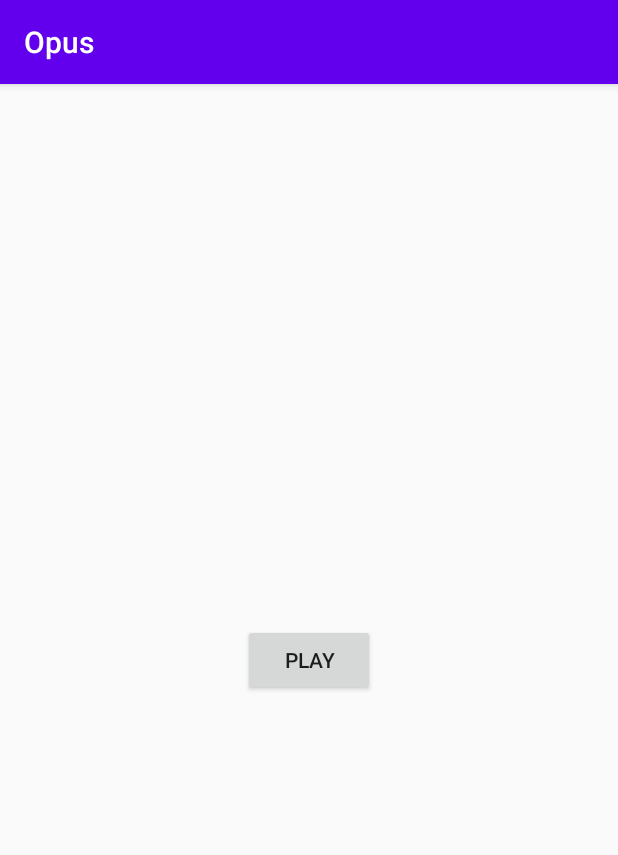
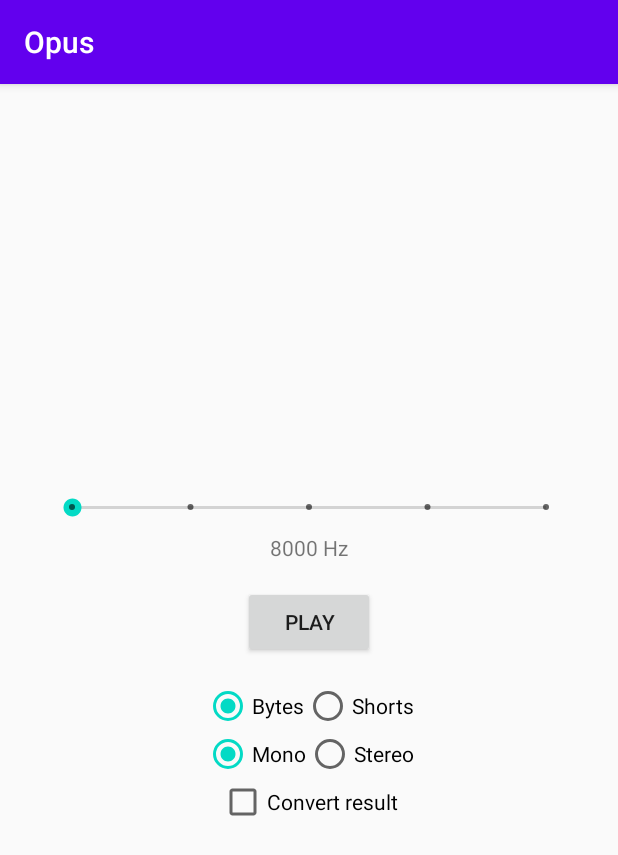
Before and after one commit to theeasiestway/android-opus-codec, an Android app: the screen it shows after launch (MainActivity), on a phone screen of 412 x 824 dp. Shown: the top 855 px of the screen. Run offline under Robolectric (Android 15) with nearby library versions, the phone set to English and light mode, and no system bars; 1 statement that could not run was skipped.

Commit message:
Added GUI for changing the codec params. Refactored code of the MainActivity.

```diff
--- a/app/src/main/AndroidManifest.xml
+++ b/app/src/main/AndroidManifest.xml
@@ -13,7 +13,10 @@
         android:roundIcon="@mipmap/ic_launcher_round"
         android:supportsRtl="true"
         android:theme="@style/AppTheme">
-        <activity android:name="com.theeasiestway.opusapp.MainActivity">
+        <activity
+            android:name="com.theeasiestway.opusapp.MainActivity"
+            android:configChanges="orientation|screenSize">
+
             <intent-filter>
                 <action android:name="android.intent.action.MAIN" />
 
--- a/app/src/main/java/com/theeasiestway/opusapp/MainActivity.kt
+++ b/app/src/main/java/com/theeasiestway/opusapp/MainActivity.kt
@@ -5,8 +5,7 @@ import android.os.Build
 import android.os.Bundle
 import android.util.Log
 import android.view.View
-import android.widget.Button
-import android.widget.Toast
+import android.widget.*
 import androidx.appcompat.app.AppCompatActivity
 import com.theeasiestway.opus.Constants
 import com.theeasiestway.opus.Opus
@@ -23,41 +22,96 @@ class MainActivity : AppCompatActivity() {
     private val readPermission = android.Manifest.permission.READ_EXTERNAL_STORAGE
     private val writePermission = android.Manifest.permission.WRITE_EXTERNAL_STORAGE
 
+    private lateinit var vSampleRateSeek: SeekBar
+    private lateinit var vSampleRate: TextView
     private lateinit var vPlay: Button
     private lateinit var vStop: Button
+    private lateinit var vBytes: RadioButton
+    private lateinit var vShorts: RadioButton
+    private lateinit var vMono: RadioButton
+    private lateinit var vStereo: RadioButton
+    private lateinit var vConvert: CheckBox
 
     private val codec = Opus()
-    private val SAMPLE_RATE = Constants.SampleRate._8000()
-    private val CHANNELS = Constants.Channels.stereo()
-    /** "CHUNK_SIZE = FRAME_SIZE.v * CHANNELS.v * 2" it's formula from opus.h "frame_size*channels*sizeof(opus_int16)" */
-    private val CHUNK_SIZE = Constants.FrameSize._160().v * CHANNELS.v * 2
-    private val FRAME_SIZE_SHORT = Constants.FrameSize._320() // samples per channel
-    private val FRAME_SIZE_BYTE = Constants.FrameSize._160()  // samples per channel
-    private val APPLICATION = Constants.Application.voip()
+    private val APPLICATION = Constants.Application.audio()
+    private var CHUNK_SIZE = 0
+    private lateinit var SAMPLE_RATE: Constants.SampleRate
+    private lateinit var CHANNELS: Constants.Channels
+    private lateinit var DEF_FRAME_SIZE: Constants.FrameSize
+    private lateinit var FRAME_SIZE_SHORT: Constants.FrameSize
+    private lateinit var FRAME_SIZE_BYTE: Constants.FrameSize
 
     private var runLoop = false
-    private var runWithShorts = true
-    private var needToConvert = true
+    private var needToConvert = false
 
     override fun onCreate(savedInstanceState: Bundle?) {
         super.onCreate(savedInstanceState)
         setContentView(R.layout.activity_main)
 
+        vSampleRateSeek = findViewById(R.id.vSampleRateSeek)
+        vSampleRate = findViewById(R.id.vSampleRate)
+
         vPlay = findViewById(R.id.vPlay)
         vStop = findViewById(R.id.vStop)
+
+        vBytes = findViewById(R.id.vHandleBytes)
+        vShorts = findViewById(R.id.vHandleShorts)
+        vMono = findViewById(R.id.vMono)
+        vStereo = findViewById(R.id.vStereo)
+        vConvert = findViewById(R.id.vConvert)
+
+        vSampleRateSeek.setOnSeekBarChangeListener(object: SeekBar.OnSeekBarChangeListener {
+            override fun onProgressChanged(seekBar: SeekBar?, progress: Int, fromUser: Boolean) {
+                SAMPLE_RATE = getSampleRate(progress)
+                val lableText = "${SAMPLE_RATE.v} Hz"
+                vSampleRate.text = lableText
+            }
+            override fun onStartTrackingTouch(seekBar: SeekBar?) {}
+            override fun onStopTrackingTouch(seekBar: SeekBar?) {}
+        })
+        vSampleRateSeek.progress = 0
 
         vPlay.setOnClickListener {
             vPlay.visibility = View.GONE
             vStop.visibility = View.VISIBLE
-
-            codec.encoderInit(SAMPLE_RATE, CHANNELS, APPLICATION)
-            codec.decoderInit(SAMPLE_RATE, CHANNELS)
-
             requestPermissions()
         }
 
         vStop.setOnClickListener {
             stopRecording()
+        }
+
+        vConvert.setOnCheckedChangeListener { _, isChecked -> needToConvert = isChecked }
+    }
+
+    private fun recalculateCodecValues() {
+        DEF_FRAME_SIZE = getDefaultFrameSize(SAMPLE_RATE.v)
+        CHANNELS = if (vMono.isChecked) Constants.Channels.mono() else Constants.Channels.stereo()
+        /** "CHUNK_SIZE = DEF_FRAME_SIZE.v * CHANNELS.v * 2" it's formula from opus.h "frame_size*channels*sizeof(opus_int16)" */
+        CHUNK_SIZE = DEF_FRAME_SIZE.v * CHANNELS.v * 2                                              // bytes or shorts in a frame
+        FRAME_SIZE_SHORT = Constants.FrameSize.fromValue(CHUNK_SIZE / CHANNELS.v)            // samples per channel
+        FRAME_SIZE_BYTE = Constants.FrameSize.fromValue(CHUNK_SIZE / 2 / CHANNELS.v)         // samples per channel
+    }
+
+    private fun getSampleRate(v: Int): Constants.SampleRate {
+        return when(v) {
+            0 -> Constants.SampleRate._8000()
+            1 -> Constants.SampleRate._12000()
+            2 -> Constants.SampleRate._16000()
+            3 -> Constants.SampleRate._24000()
+            4 -> Constants.SampleRate._48000()
+            else -> throw IllegalArgumentException()
+        }
+    }
+
+    private fun getDefaultFrameSize(v: Int): Constants.FrameSize {
+        return when (v) {
+            8000 -> Constants.FrameSize._160()
+            12000 -> Constants.FrameSize._240()
+            16000 -> Constants.FrameSize._160()
+            24000 -> Constants.FrameSize._240()
+            48000 -> Constants.FrameSize._120()
+            else -> throw IllegalArgumentException()
         }
     }
 
@@ -67,16 +121,34 @@ class MainActivity : AppCompatActivity() {
         stopLoop()
         ControllerAudio.stopRecord()
         ControllerAudio.stopTrack()
+        vSampleRateSeek.isEnabled = true
+        vBytes.isEnabled = true
+        vShorts.isEnabled = true
+        vMono.isEnabled = true
+        vStereo.isEnabled = true
     }
 
     private fun startLoop() {
         stopLoop()
-        runLoop = true
+
+        vSampleRateSeek.isEnabled = false
+        vBytes.isEnabled = false
+        vShorts.isEnabled = false
+        vMono.isEnabled = false
+        vStereo.isEnabled = false
+
+        val handleShorts = vShorts.isChecked
+        recalculateCodecValues()
+
+        codec.encoderInit(SAMPLE_RATE, CHANNELS, APPLICATION)
+        codec.decoderInit(SAMPLE_RATE, CHANNELS)
+
         ControllerAudio.initRecorder(SAMPLE_RATE.v, CHUNK_SIZE, CHANNELS.v == 1)
         ControllerAudio.initTrack(SAMPLE_RATE.v, CHANNELS.v == 1)
         ControllerAudio.startRecord()
+        runLoop = true
         Thread {
-            while (runLoop) { if (runWithShorts) processShorts() else processBytes() }
+            while (runLoop) { if (handleShorts) handleShorts() else handleBytes() }
             if (!runLoop) {
                 codec.encoderRelease()
                 codec.decoderRelease()
@@ -88,10 +160,10 @@ class MainActivity : AppCompatActivity() {
         runLoop = false
     }
 
-    private fun processShorts() {
+    private fun handleShorts() {
         val frame = ControllerAudio.getFrameShort() ?: return
         val encoded = codec.encode(frame, FRAME_SIZE_SHORT) ?: return
-        Log.d(TAG, "encoded: ${frame.size} shorts of audio into ${encoded.size} shorts")
+        Log.d(TAG, "encoded: ${frame.size} shorts of ${if (CHANNELS.v == 1) "MONO" else "STEREO"} audio into ${encoded.size} shorts")
         val decoded = codec.decode(encoded, FRAME_SIZE_SHORT) ?: return
         Log.d(TAG, "decoded: ${decoded.size} shorts")
 
@@ -103,10 +175,10 @@ class MainActivity : AppCompatActivity() {
         Log.d(TAG, "===========================================")
     }
 
-    private fun processBytes() {
+    private fun handleBytes() {
         val frame = ControllerAudio.getFrame() ?: return
         val encoded = codec.encode(frame, FRAME_SIZE_BYTE) ?: return
-        Log.d(TAG, "encoded: ${frame.size} bytes of audio into ${encoded.size} bytes")
+        Log.d(TAG, "encoded: ${frame.size} bytes of ${if (CHANNELS.v == 1) "MONO" else "STEREO"} audio into ${encoded.size} bytes")
         val decoded = codec.decode(encoded, FRAME_SIZE_BYTE) ?: return
         Log.d(TAG, "decoded: ${decoded.size} bytes")
 
--- a/app/src/main/res/layout/activity_main.xml
+++ b/app/src/main/res/layout/activity_main.xml
@@ -1,14 +1,40 @@
 <?xml version="1.0" encoding="utf-8"?>
-<FrameLayout
+<LinearLayout
     xmlns:android="http://schemas.android.com/apk/res/android"
     android:layout_width="match_parent"
-    android:layout_height="match_parent">
+    android:layout_height="match_parent"
+    android:orientation="vertical"
+    android:gravity="center">
+
+    <LinearLayout
+        android:layout_width="match_parent"
+        android:layout_height="wrap_content"
+        android:orientation="vertical"
+        android:paddingStart="32dp"
+        android:paddingEnd="32dp"
+        android:layout_marginBottom="16dp">
+
+    <SeekBar
+        android:id="@+id/vSampleRateSeek"
+        style="@style/Widget.AppCompat.SeekBar.Discrete"
+        android:layout_width="match_parent"
+        android:layout_height="wrap_content"
+        android:progress="1"
+        android:max="4"
+        android:layout_marginBottom="8dp"/>
+
+        <TextView
+            android:id="@+id/vSampleRate"
+            android:layout_width="wrap_content"
+            android:layout_height="wrap_content"
+            android:layout_gravity="center"/>
+    </LinearLayout>
 
     <LinearLayout
         android:layout_width="wrap_content"
         android:layout_height="wrap_content"
         android:orientation="vertical"
-        android:layout_gravity="center">
+        android:layout_marginBottom="16dp">
 
         <Button
             android:id="@+id/vPlay"
@@ -23,4 +49,56 @@
             android:text="Stop"
             android:visibility="gone"/>
     </LinearLayout>
-</FrameLayout>
+
+    <LinearLayout
+        android:layout_width="match_parent"
+        android:layout_height="wrap_content"
+        android:orientation="vertical"
+        android:gravity="center">
+
+        <RadioGroup
+            android:layout_width="wrap_content"
+            android:layout_height="wrap_content"
+            android:orientation="horizontal">
+
+            <RadioButton
+                android:id="@+id/vHandleBytes"
+                android:layout_width="wrap_content"
+                android:layout_height="wrap_content"
+                android:text="Bytes"
+                android:checked="true"/>
+
+            <RadioButton
+                android:id="@+id/vHandleShorts"
+                android:layout_width="wrap_content"
+                android:layout_height="wrap_content"
+                android:text="Shorts"/>
+        </RadioGroup>
+
+        <RadioGroup
+            android:layout_width="wrap_content"
+            android:layout_height="wrap_content"
+            android:orientation="horizontal">
+
+            <RadioButton
+                android:id="@+id/vMono"
+                android:layout_width="wrap_content"
+                android:layout_height="wrap_content"
+                android:text="Mono"
+                android:checked="true"/>
+
+            <RadioButton
+                android:id="@+id/vStereo"
+                android:layout_width="wrap_content"
+                android:layout_height="wrap_content"
+                android:text="Stereo"/>
+        </RadioGroup>
+
+        <CheckBox
+            android:id="@+id/vConvert"
+            android:layout_width="wrap_content"
+            android:layout_height="wrap_content"
+            android:text="Convert result"
+            android:checked="false"/>
+    </LinearLayout>
+</LinearLayout>
```
Also changed, not shown: opus/src/main/java/com/theeasiestway/opus/Constants.kt (+23 -4 lines).
